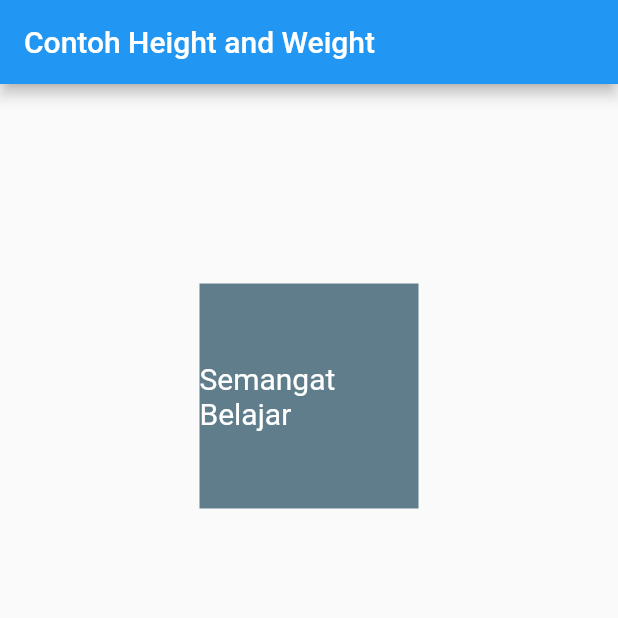
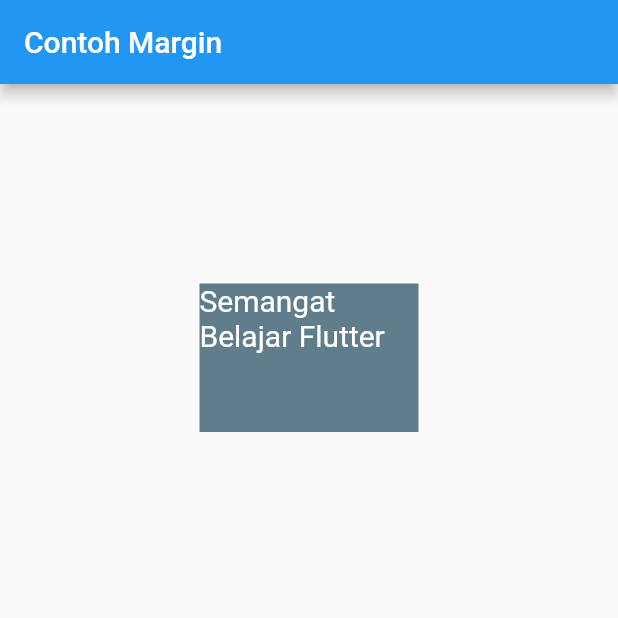
Before and after one commit to dewanggaptr/learn-flutter, a Flutter app: the screen it shows after launch, on a phone screen of 412 x 824 dp, the top half of it. Run offline on Flutter 3.47's test engine with Material 2 defaults, Android fonts, the phone set to English and light mode, and no system bars.

Commit message:
margin_property

```diff
--- a/basic_widget/lib/main.dart
+++ b/basic_widget/lib/main.dart
@@ -9,16 +9,16 @@ class MyApp extends StatelessWidget {
   Widget build(BuildContext context) {
     return MaterialApp(
       home: Scaffold(
-          appBar: AppBar(title: const Text("Contoh Height and Weight")),
+          appBar: AppBar(title: const Text("Contoh Margin")),
           // ignore: avoid_unnecessary_containers
           body: Container(
               margin: const EdgeInsets.all(133),
-              height: 150,
-              width: 200,
-              alignment: Alignment.center,
+              height: 99,
+              width: 250,
+              alignment: Alignment.topCenter,
               color: Colors.blueGrey,
               child: const Text(
-                'Semangat Belajar',
+                'Semangat Belajar Flutter',
                 style: TextStyle(fontSize: 20, color: Colors.white),
               ))),
     );
```
Also changed, not shown: basic_widget/images/margin_property.png (added).
